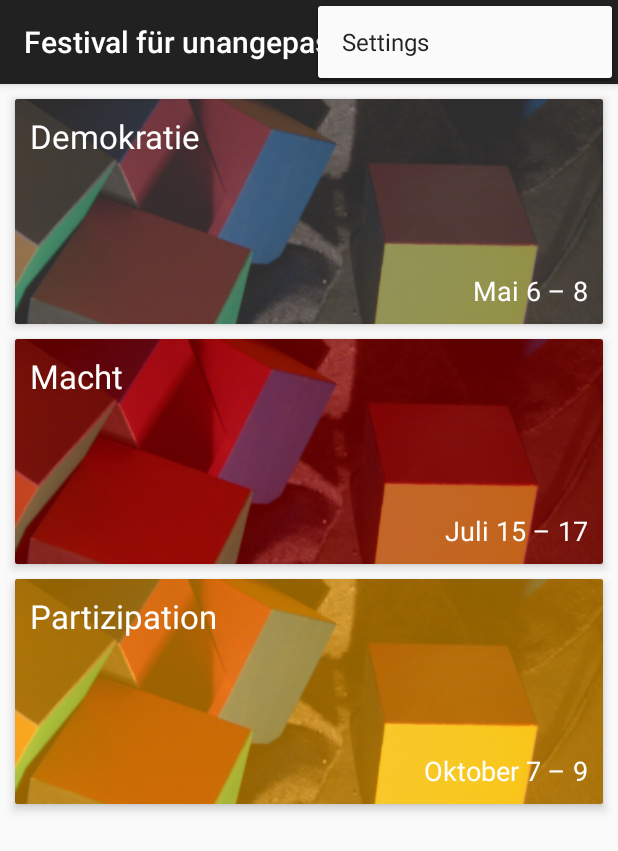
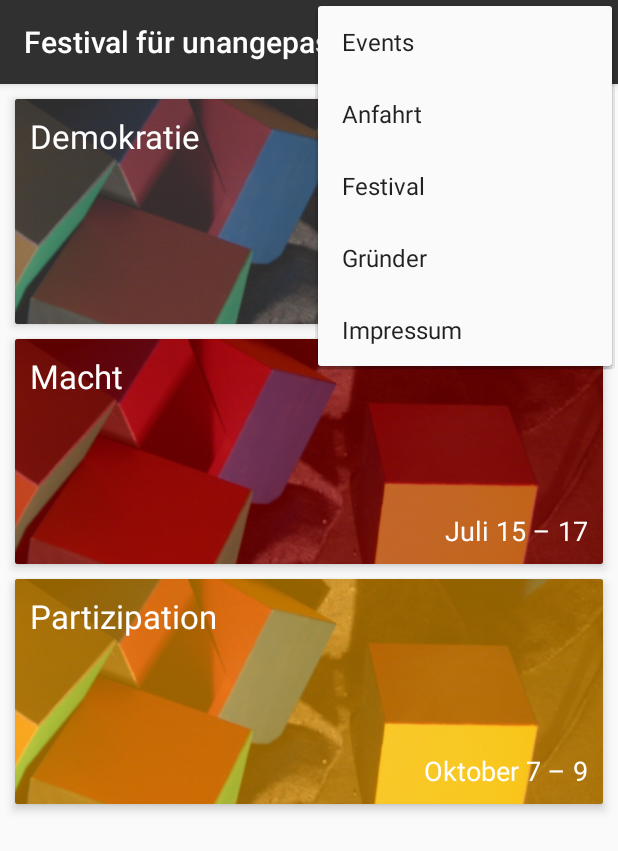
Before and after one commit to jangillich/dw-demokratie-2, an Android app: the screen it shows after launch (WeekendSelectActivity), with the options menu open, on a phone screen of 412 x 824 dp. Shown: the top 851 px of the screen. Run offline under Robolectric (Android 15) with nearby library versions, the light colour scheme and no system bars; our stand-ins replace ButterKnife.

Commit message:
Neue Activity für Demokratie Festival mit Tabs

```diff
--- a/app/build.gradle
+++ b/app/build.gradle
@@ -29,4 +29,5 @@ dependencies {
    compile 'com.android.support:support-annotations:23.4.0'
    compile 'com.squareup.picasso:picasso:2.5.2'
    compile 'com.jakewharton:butterknife:7.0.1'
+   compile 'com.android.support:support-v13:23.4.0'
 }
--- a/app/src/main/java/de/lmu/dwII2016/demo2/festivalfrunangepasstekunst/WeekendSelectActivity.java
+++ b/app/src/main/java/de/lmu/dwII2016/demo2/festivalfrunangepasstekunst/WeekendSelectActivity.java
@@ -1,5 +1,6 @@
 package de.lmu.dwII2016.demo2.festivalfrunangepasstekunst;
 
+import android.content.Intent;
 import android.graphics.drawable.Drawable;
 import android.os.Bundle;
 import android.support.v7.app.AppCompatActivity;
@@ -26,6 +27,12 @@ public class WeekendSelectActivity extends AppCompatActivity {
     ImageSwitcher machtSwitcher;
     @Bind(R.id.partizipation_images)
     ImageSwitcher partizipationSwitcher;
+    @Bind(R.id.demokratie_view)
+    View demokratieView;
+    @Bind(R.id.macht_view)
+    View machtView;
+    @Bind(R.id.partizipation_view)
+    View partizipationView;
 
     private String last_demokratie_image;
     private String last_macht_image;
@@ -40,6 +47,29 @@ public class WeekendSelectActivity extends AppCompatActivity {
         // TODO: change arrays
         initImageSwitcher(machtSwitcher, 2, R.array.demokratie_kunstwerke);
         initImageSwitcher(partizipationSwitcher, 3, R.array.demokratie_kunstwerke);
+        initOnClickListener();
+    }
+
+    private void initOnClickListener() {
+        demokratieView.setOnClickListener(new View.OnClickListener() {
+            @Override
+            public void onClick(View v) {
+                Intent intent = new Intent(WeekendSelectActivity.this,  DemokratieOverviewActivity.class);
+                startActivity(intent);
+            }
+        });
+        machtView.setOnClickListener(new View.OnClickListener() {
+            @Override
+            public void onClick(View v) {
+
+            }
+        });
+        partizipationView.setOnClickListener(new View.OnClickListener() {
+            @Override
+            public void onClick(View v) {
+
+            }
+        });
     }
 
     private void initImageSwitcher(final ImageSwitcher switcher, final int festival, final int arrayRes) {
@@ -60,8 +90,6 @@ public class WeekendSelectActivity extends AppCompatActivity {
         switcher.setOutAnimation(animOut);
         switcher.postDelayed(new Runnable() {
             public void run() {
-//                Picasso.with(WeekendSelectActivity.this).load(getRandomImage(festival, arrayRes))
-//                      .into(switcher.getvie());
                 switcher.setImageDrawable(getRandomImage(festival, arrayRes));
                 switcher.postDelayed(this, 5000);
             }
@@ -111,7 +139,15 @@ public class WeekendSelectActivity extends AppCompatActivity {
         // automatically handle clicks on the Home/Up button, so long
         // as you specify a parent activity in AndroidManifest.xml.
         int id = item.getItemId();
-        if (id == R.id.action_settings) {
+        if (id == R.id.action_events) {
+            return true;
+        } else if (id == R.id.action_anfahrt) {
+            return true;
+        } else if (id == R.id.action_festival) {
+            return true;
+        } else if (id == R.id.action_gruender) {
+            return true;
+        } else if (id == R.id.action_impressum) {
             return true;
         }
         return super.onOptionsItemSelected(item);
--- a/app/src/main/res/layout/activity_weekend_select.xml
+++ b/app/src/main/res/layout/activity_weekend_select.xml
@@ -19,6 +19,7 @@
 
         </ImageSwitcher>
         <View
+           android:id="@+id/demokratie_view"
            android:layout_width="match_parent"
            android:layout_height="match_parent"
            android:clickable="true"
@@ -57,6 +58,7 @@
 
         </ImageSwitcher>
         <View
+           android:id="@+id/macht_view"
            android:layout_width="match_parent"
            android:layout_height="match_parent"
            android:clickable="true"
@@ -95,6 +97,7 @@
 
         </ImageSwitcher>
         <View
+           android:id="@+id/partizipation_view"
            android:layout_width="match_parent"
            android:layout_height="match_parent"
            android:clickable="true"
--- a/app/src/main/res/menu/weekend_select.xml
+++ b/app/src/main/res/menu/weekend_select.xml
@@ -1,8 +1,24 @@
 <menu xmlns:android="http://schemas.android.com/apk/res/android"
     xmlns:tools="http://schemas.android.com/tools"
     tools:context=".WeekendSelectActivity" >
-    <item android:id="@+id/action_settings"
-        android:title="@string/action_settings"
+    <item android:id="@+id/action_events"
+        android:title="@string/action_events"
+        android:orderInCategory="100"
+        android:showAsAction="never" />
+    <item android:id="@+id/action_anfahrt"
+        android:title="@string/action_anfahrt"
+        android:orderInCategory="100"
+        android:showAsAction="never" />
+    <item android:id="@+id/action_festival"
+        android:title="@string/action_festival"
+        android:orderInCategory="100"
+        android:showAsAction="never" />
+    <item android:id="@+id/action_gruender"
+        android:title="@string/action_gruender"
+        android:orderInCategory="100"
+        android:showAsAction="never" />
+    <item android:id="@+id/action_impressum"
+        android:title="@string/action_impressum"
         android:orderInCategory="100"
         android:showAsAction="never" />
 </menu>
--- a/app/src/main/res/values-v21/styles.xml
+++ b/app/src/main/res/values-v21/styles.xml
@@ -1,14 +1,23 @@
 <?xml version="1.0" encoding="utf-8"?>
 <resources>
     <style name="Festival" parent="Base.Theme.AppCompat.Light.DarkActionBar">
-        <!-- colorPrimary is used for the default action bar background -->
         <item name="android:colorPrimary">@color/primary</item>
+        <item name="colorPrimary">@color/primary</item>
+        <item name="android:colorPrimaryDark">@color/primary_dark</item>
+        <item name="colorPrimaryDark">@color/primary_dark</item>
+        <item name="android:colorAccent">@color/accent</item>
+        <item name="colorAccent">@color/accent</item>
+    </style>
 
-        <!-- colorPrimaryDark is used for the status bar -->
+    <!-- the theme applied to the application or activity -->
+    <style name="Festival.TabbedActionBar"
+       parent="Theme.AppCompat.Light.NoActionBar">
+        <item name="android:colorPrimary">@color/primary</item>
+        <item name="colorPrimary">@color/primary</item>
         <item name="android:colorPrimaryDark">@color/primary_dark</item>
+        <item name="colorPrimaryDark">@color/primary_dark</item>
+        <item name="android:colorAccent">@color/accent</item>
+        <item name="colorAccent">@color/accent</item>
+    </style>
 
-        <!-- colorAccent is used as the default value for colorControlActivated
-             which is used to tint widgets -->
-        <item name="android:colorAccent">@color/accent</item>
-    </style>
 </resources>
--- a/app/src/main/res/values-w820dp/dimens.xml
+++ b/app/src/main/res/values-w820dp/dimens.xml
@@ -1,6 +1,6 @@
 <resources>
-    <!-- Example customization of dimensions originally defined in res/values/dimens.xml
+   <!-- Example customization of dimensions originally defined in res/values/dimens.xml
          (such as screen margins) for screens with more than 820dp of available width. This
          would include 7" and 10" devices in landscape (~960dp and ~1280dp respectively). -->
-    <dimen name="activity_horizontal_margin">64dp</dimen>
+   <dimen name="activity_horizontal_margin">64dp</dimen>
 </resources>
--- a/app/src/main/res/values/colors.xml
+++ b/app/src/main/res/values/colors.xml
@@ -1,8 +1,8 @@
 <?xml version="1.0" encoding="utf-8"?>
 <resources>
 
-   <color name="primary">@color/demokratie</color>
-   <color name="primary_dark">#232323</color>
+   <color name="primary">#ff303030</color>
+   <color name="primary_dark">#ff212121</color>
    <color name="accent">@color/partizipation</color>
 
    <color name="demokratie">#4b4b4b</color>
--- a/app/src/main/res/values/strings.xml
+++ b/app/src/main/res/values/strings.xml
@@ -3,7 +3,13 @@
 
     <string name="app_name">Festival für unangepasste Kunst</string>
     <string name="hello_world">Hello world!</string>
-    <string name="action_settings">Settings</string>
+
+    <string name="action_events">Events</string>
+    <string name="action_anfahrt">Anfahrt</string>
+    <string name="action_festival">Festival</string>
+    <string name="action_gruender">Gründer</string>
+    <string name="action_impressum">Impressum</string>
+
     <string name="name_festival_1">Demokratie</string>
     <string name="name_festival_2">Macht</string>
     <string name="name_festival_3">Partizipation</string>
@@ -11,4 +17,11 @@
     <string name="date_festival_2">Juli 15 – 17</string>
     <string name="date_festival_3">Oktober 7 – 9</string>
 
+    <string name="tab_kunstwerke">Kunstwerke</string>
+    <string name="tab_kuenstler">Künstler</string>
+
+   <string name="title_activity_demokratie_overview">Demokratie</string>
+   <string name="action_settings">Settings</string>
+   <string name="section_format">Hello World from section: %1$d</string>
+
 </resources>
--- a/app/src/main/res/values/styles.xml
+++ b/app/src/main/res/values/styles.xml
@@ -8,4 +8,12 @@
         <item name="colorAccent">@color/accent</item>
     </style>
 
+    <!-- the theme applied to the application or activity -->
+    <style name="Festival.TabbedActionBar"
+       parent="Theme.AppCompat.Light.NoActionBar">
+        <item name="colorPrimary">@color/primary</item>
+        <item name="colorPrimaryDark">@color/primary_dark</item>
+        <item name="colorAccent">@color/accent</item>
+    </style>
+
 </resources>
```
Also changed, not shown: app/src/main/AndroidManifest.xml (+13 -4 lines), app/src/main/java/de/lmu/dwII2016/demo2/festivalfrunangepasstekunst/DemokratieOverviewActivity.java (added, +203 -0 lines), app/src/main/res/layout/activity_demokratie_overview.xml (added, +41 -0 lines), app/src/main/res/layout/fragment_demokratie_overview.xml (added, +16 -0 lines), app/src/main/res/menu/menu_demokratie_overview.xml (added, +10 -0 lines), 1 other file. Lines whose indentation alone changed are shown as unchanged.
